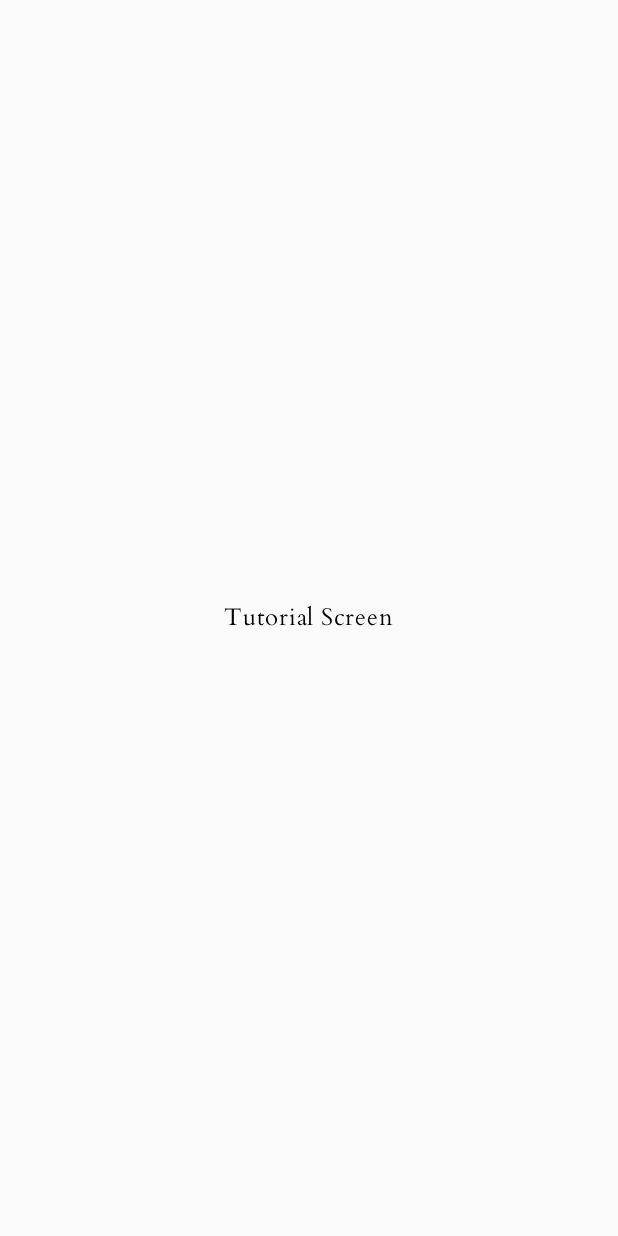
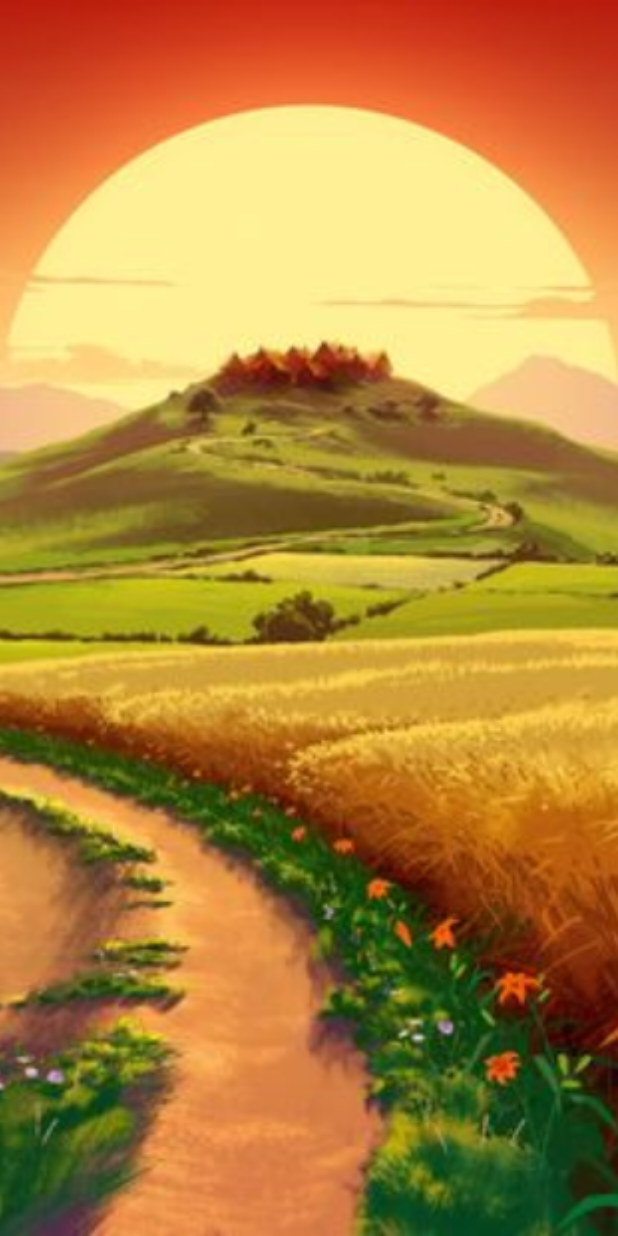
Before and after one commit to CataniaUnited/catania-united-app, an Android app built with Jetpack Compose: the TutorialScreen screen opened through its navigation route, on a phone screen of 412 x 824 dp. Before the commit the screen is almost empty. Run offline under Robolectric (Android 15) with nearby library versions, the phone set to English and light mode, and no system bars.

Commit message:
11 - Tutorial Page
- added background to tutorial page
- set up the preview

```diff
--- a/app/src/main/java/com/example/cataniaunited/ui/tutorial/TutorialScreen.kt
+++ b/app/src/main/java/com/example/cataniaunited/ui/tutorial/TutorialScreen.kt
@@ -1,19 +1,40 @@
 package com.example.cataniaunited.ui.tutorial
 
 import androidx.compose.foundation.layout.Box
+import androidx.compose.foundation.Image
+import androidx.compose.ui.res.painterResource
 import androidx.compose.foundation.layout.fillMaxSize
-import androidx.compose.material3.Text
 import androidx.compose.runtime.Composable
-import androidx.compose.ui.Alignment
 import androidx.compose.ui.Modifier
+import androidx.compose.ui.layout.ContentScale
+import androidx.compose.ui.tooling.preview.Preview
+import com.example.cataniaunited.R
+import com.example.cataniaunited.ui.theme.CataniaUnitedTheme
 
 
 @Composable
 fun TutorialScreen() {
-    Box(
-        modifier = Modifier.fillMaxSize(),
-        contentAlignment = Alignment.Center
-    ) {
-        Text(text = "Tutorial Screen")
+    Box(modifier = Modifier.fillMaxSize()) {
+
+        Image(
+            painter = painterResource(id = R.drawable.catan_starting_page_background),
+            contentDescription = "Tutorial Background",
+            modifier = Modifier.fillMaxSize(),
+            contentScale = ContentScale.Crop
+        )
     }
 }
+
+@Preview(
+    name = "Tutorial Screen - Landscape",
+    widthDp = 891,
+    heightDp = 411,
+    showBackground = true
+)
+
+@Composable
+fun TutorialScreenPreview() {
+    CataniaUnitedTheme(darkTheme = false, dynamicColor = false) {
+        TutorialScreen()
+    }
+}
```
